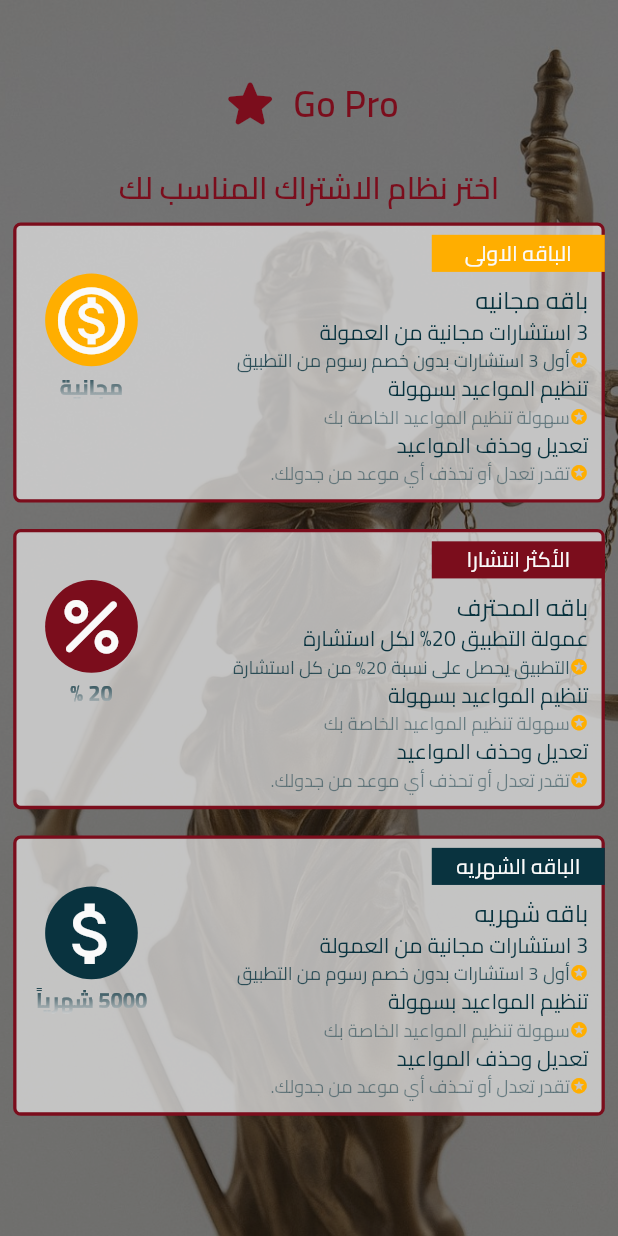
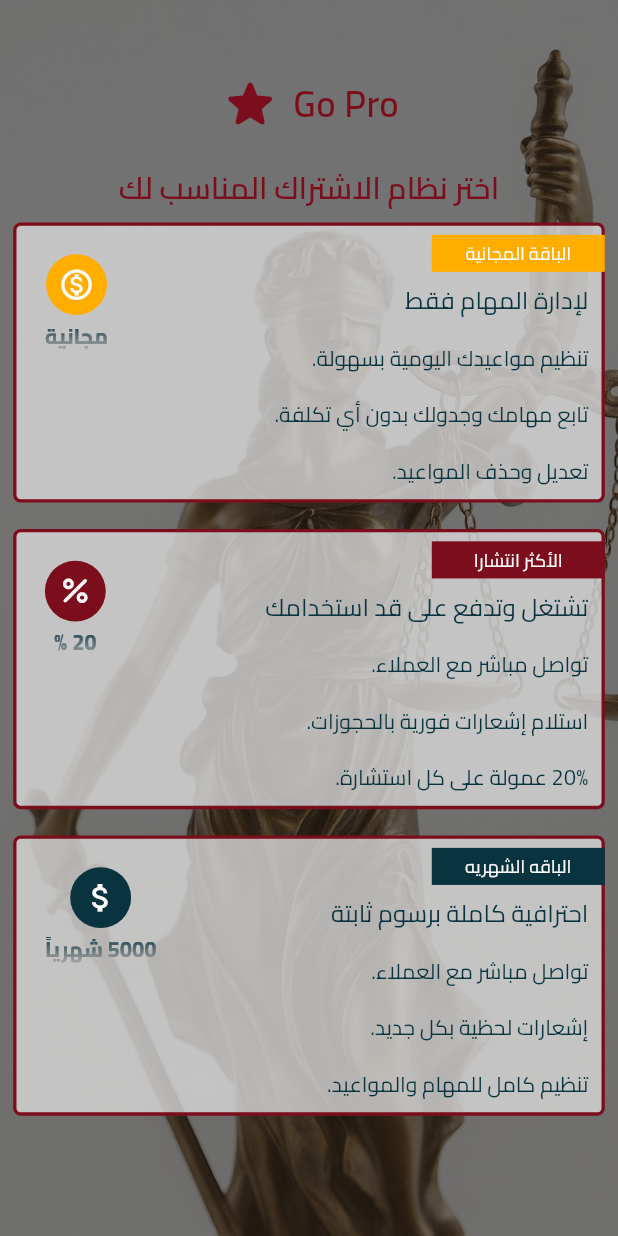
Before and after one commit to AmrBadran95/qanony_app, a Flutter app: the SubscriptionScreen screen opened directly, on a phone screen of 412 x 824 dp. Run offline on Flutter 3.47's test engine with Material 3 defaults, Android fonts, the phone set to English and light mode, and no system bars; our stand-ins replace app_links, bloc, cloud_firestore, device_info_plus, dio, firebase_auth and 12 more; missing offline and left inert: flutter_stripe, zego_uikit, zego_uikit_prebuilt_call, zego_uikit_signaling_plugin; accounts and stored records are empty.

Commit message:
style/subscription screen

```diff
--- a/lib/Core/widgets/subscription_card.dart
+++ b/lib/Core/widgets/subscription_card.dart
@@ -14,9 +14,7 @@ class SubscriptionCard extends StatelessWidget {
   final String option1;
   final String option2;
   final String option3;
-  final String text1;
-  final String text2;
-  final String text3;
+
   final VoidCallback onTap;
 
   const SubscriptionCard({
@@ -29,9 +27,6 @@ class SubscriptionCard extends StatelessWidget {
     required this.option1,
     required this.option2,
     required this.option3,
-    required this.text1,
-    required this.text2,
-    required this.text3,
     required this.onTap,
   });
 
@@ -74,68 +69,19 @@ class SubscriptionCard extends StatelessWidget {
                             color: AppColor.dark,
                           ),
                         ),
-                        Row(
-                          children: [
-                            Icon(
-                              Icons.stars,
-                              color: AppColor.secondary,
-                              size: MediaQuery.of(context).size.width * .03,
-                            ),
-                            Text(
-                              text1,
-                              style: AppText.labelSmall.copyWith(
-                                color: AppColor.dark.withAlpha(
-                                  (0.8 * 255).round(),
-                                ),
-                              ),
-                            ),
-                          ],
-                        ),
+
                         Text(
                           option2,
                           style: AppText.bodySmall.copyWith(
                             color: AppColor.dark,
                           ),
                         ),
-                        Row(
-                          children: [
-                            Icon(
-                              Icons.stars,
-                              color: AppColor.secondary,
-                              size: MediaQuery.of(context).size.width * .03,
-                            ),
-                            Text(
-                              text2,
-                              style: AppText.labelSmall.copyWith(
-                                color: AppColor.dark.withAlpha(
-                                  (0.5 * 255).round(),
-                                ),
-                              ),
-                            ),
-                          ],
-                        ),
+
                         Text(
                           option3,
                           style: AppText.bodySmall.copyWith(
                             color: AppColor.dark,
                           ),
-                        ),
-                        Row(
-                          children: [
-                            Icon(
-                              Icons.stars,
-                              color: AppColor.secondary,
-                              size: MediaQuery.of(context).size.width * .03,
-                            ),
-                            Text(
-                              text3,
-                              style: AppText.labelSmall.copyWith(
-                                color: AppColor.dark.withAlpha(
-                                  (0.5 * 255).round(),
-                                ),
-                              ),
-                            ),
-                          ],
                         ),
                       ],
                     ),
@@ -143,30 +89,24 @@ class SubscriptionCard extends StatelessWidget {
                 ),
 
                 Padding(
-                  padding: EdgeInsets.only(
-                    top: MediaQuery.of(context).size.height * 0.028,
-                  ),
+                  padding: EdgeInsets.only(top: 10.sp, left: 10.sp),
                   child: Column(
                     children: [
                       Container(
-                        width: MediaQuery.of(context).size.width * .2,
-                        height: MediaQuery.of(context).size.height * 0.075,
+                        width: 40.sp,
+                        height: 40.sp,
                         decoration: BoxDecoration(
                           color: labelColor,
                           shape: BoxShape.circle,
                         ),
                         child: Center(
-                          child: Icon(
-                            icon,
-                            color: AppColor.light,
-                            size: MediaQuery.of(context).size.width * .13,
-                          ),
+                          child: Icon(icon, color: AppColor.light, size: 24.sp),
                         ),
                       ),
-                       SizedBox(height: 4.h),
+                      SizedBox(height: 4.h),
                       ShaderMask(
                         shaderCallback: (bounds) => const LinearGradient(
-                          colors: [AppColor.dark, AppColor.grey],
+                          colors: [AppColor.dark, AppColor.darkgrey],
                           begin: Alignment.topCenter,
                           end: Alignment.bottomCenter,
                         ).createShader(bounds),
@@ -195,7 +135,7 @@ class SubscriptionCard extends StatelessWidget {
               alignment: Alignment.center,
               child: Text(
                 label,
-                style: AppText.bodySmall.copyWith(color: AppColor.light),
+                style: AppText.labelSmall.copyWith(color: AppColor.light),
               ),
             ),
           ),
--- a/lib/presentation/screens/subscription_screen.dart
+++ b/lib/presentation/screens/subscription_screen.dart
@@ -195,17 +195,14 @@ class SubscriptionScreen extends StatelessWidget {
                             );
                           }
                         },
-                        label: "الباقه الاولى",
+                        label: "الباقة المجانية",
                         labelColor: AppColor.secondary,
                         icon: Icons.monetization_on_outlined,
                         priceText: "مجانية",
-                        title: "باقه مجانيه",
-                        option1: "3 استشارات مجانية من العمولة",
-                        text1: "أول 3 استشارات بدون خصم رسوم من التطبيق",
-                        option2: "تنظيم المواعيد بسهولة",
-                        text2: "سهولة تنظيم المواعيد الخاصة بك",
-                        option3: "تعديل وحذف المواعيد",
-                        text3: "تقدر تعدل أو تحذف أي موعد من جدولك.",
+                        title: "لإدارة المهام فقط",
+                        option1: "تنظيم مواعيدك اليومية بسهولة.",
+                        option2: "تابع مهامك وجدولك بدون أي تكلفة.",
+                        option3: "تعديل وحذف المواعيد.",
                       ),
                     ),
                     Padding(
@@ -248,13 +245,10 @@ class SubscriptionScreen extends StatelessWidget {
                         labelColor: AppColor.primary,
                         icon: Icons.percent_rounded,
                         priceText: "20 %",
-                        title: "باقه المحترف",
-                        option1: "عمولة التطبيق 20% لكل استشارة",
-                        text1: "التطبيق يحصل على نسبة 20% من كل استشارة",
-                        option2: "تنظيم المواعيد بسهولة",
-                        text2: "سهولة تنظيم المواعيد الخاصة بك",
-                        option3: "تعديل وحذف المواعيد",
-                        text3: "تقدر تعدل أو تحذف أي موعد من جدولك.",
+                        title: "تشتغل وتدفع على قد استخدامك",
+                        option1: "تواصل مباشر مع العملاء.",
+                        option2: "استلام إشعارات فورية بالحجوزات.",
+                        option3: "20% عمولة على كل استشارة.",
                       ),
                     ),
                     Padding(
@@ -287,13 +281,10 @@ class SubscriptionScreen extends StatelessWidget {
                         labelColor: AppColor.dark,
                         icon: Icons.attach_money_outlined,
                         priceText: "5000 شهرياً",
-                        title: "باقه شهريه",
-                        option1: "3 استشارات مجانية من العمولة",
-                        text1: "أول 3 استشارات بدون خصم رسوم من التطبيق",
-                        option2: "تنظيم المواعيد بسهولة",
-                        text2: "سهولة تنظيم المواعيد الخاصة بك",
-                        option3: "تعديل وحذف المواعيد",
-                        text3: "تقدر تعدل أو تحذف أي موعد من جدولك.",
+                        title: "احترافية كاملة برسوم ثابتة",
+                        option1: "تواصل مباشر مع العملاء.",
+                        option2: "إشعارات لحظية بكل جديد.",
+                        option3: "تنظيم كامل للمهام والمواعيد.",
                       ),
                     ),
                   ],
```
Also changed, not shown: 1 other file.
